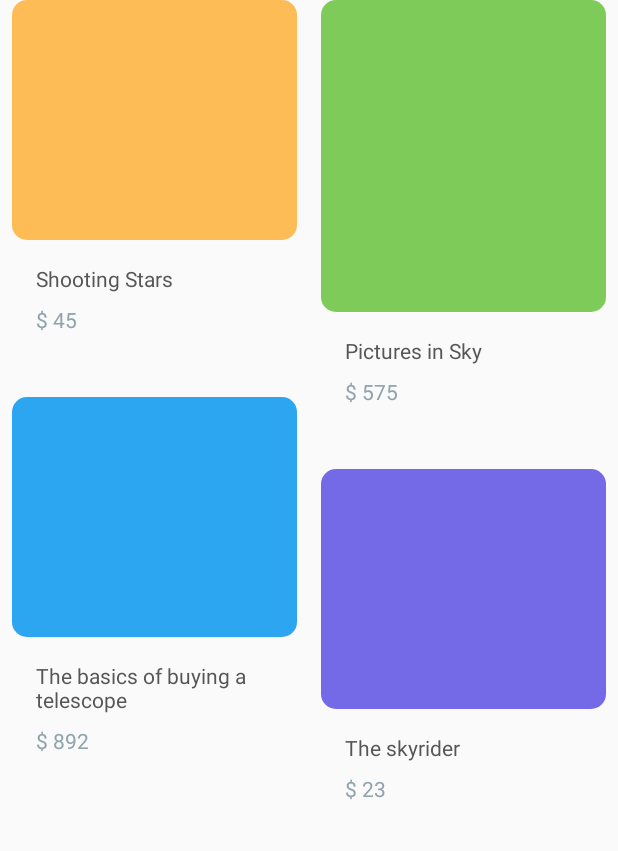
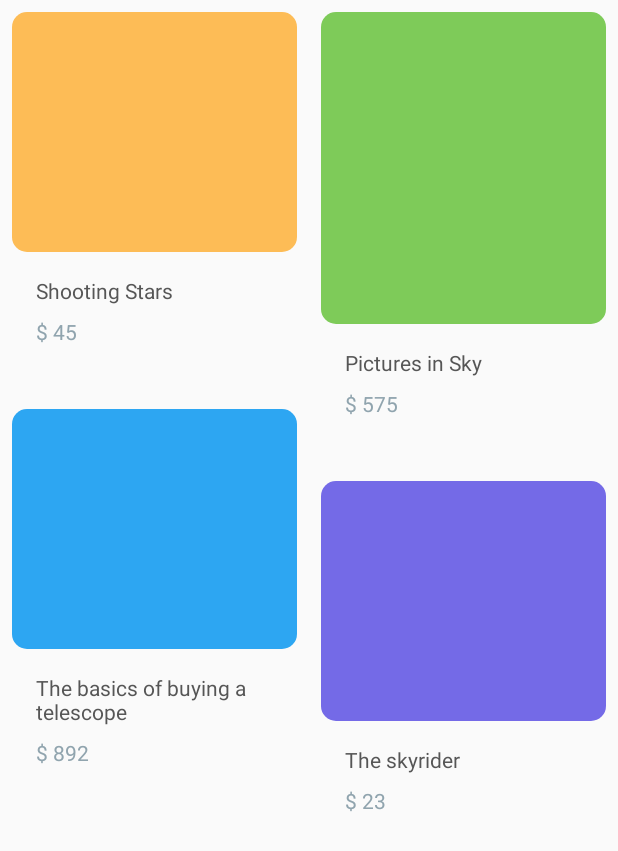
Before and after one commit to saulmm/From-design-to-Android-part1, an Android app: the screen it shows after launch (HomeActivity), on a phone screen of 412 x 824 dp. Shown: the top 851 px of the screen. Run offline under Robolectric (Android 15) with nearby library versions, the phone set to English and light mode, and no system bars; our stand-ins replace data binding.

Commit message:
Polished activity_home

```diff
--- a/app/src/main/res/layout/activity_home.xml
+++ b/app/src/main/res/layout/activity_home.xml
@@ -6,7 +6,6 @@
         xmlns:tools="http://schemas.android.com/tools"
         android:layout_width="match_parent"
         android:layout_height="match_parent"
-        android:fitsSystemWindows="true"
         tools:context="com.saulmm.cui.HomeActivity"
         >
 
@@ -14,9 +13,11 @@
             android:id="@+id/products_recycler"
             android:layout_width="match_parent"
             android:layout_height="match_parent"
+            android:clipToPadding="false"
+            android:paddingTop="@dimen/spacing_medium"
+            app:layoutManager="StaggeredGridLayoutManager"
             app:layout_behavior="@string/appbar_scrolling_view_behavior"
-            app:layoutManager="StaggeredGridLayoutManager"
-            app:spanCount="2"
+            app:spanCount="@integer/product_columns"
             tools:listitem="@layout/item_product"
             />
     </android.support.design.widget.CoordinatorLayout>
--- a/app/src/main/res/layout/item_product.xml
+++ b/app/src/main/res/layout/item_product.xml
@@ -1,5 +1,5 @@
 <?xml version="1.0" encoding="utf-8"?>
-<layout xmlns:tools="http://schemas.android.com/tools">
+<layout>
     <data>
         <variable
             name="product"
--- /dev/null
+++ b/app/src/main/res/values/integers.xml
@@ -0,0 +1,4 @@
+<?xml version="1.0" encoding="utf-8"?>
+<resources>
+    <integer name="product_columns">2</integer>
+</resources>
```
